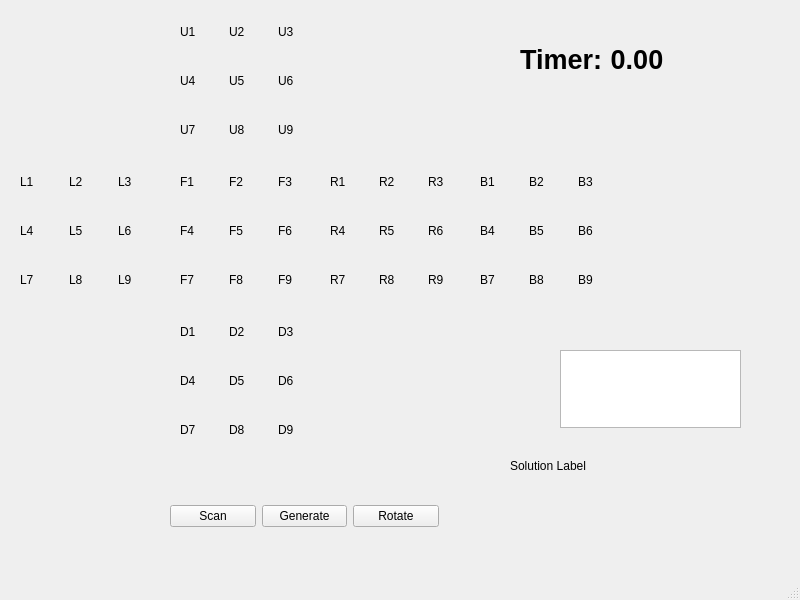
Above: Cube_display/mainwindow.ui from Hzhang11/SeniorDesign before the change. Below: the same form after it.
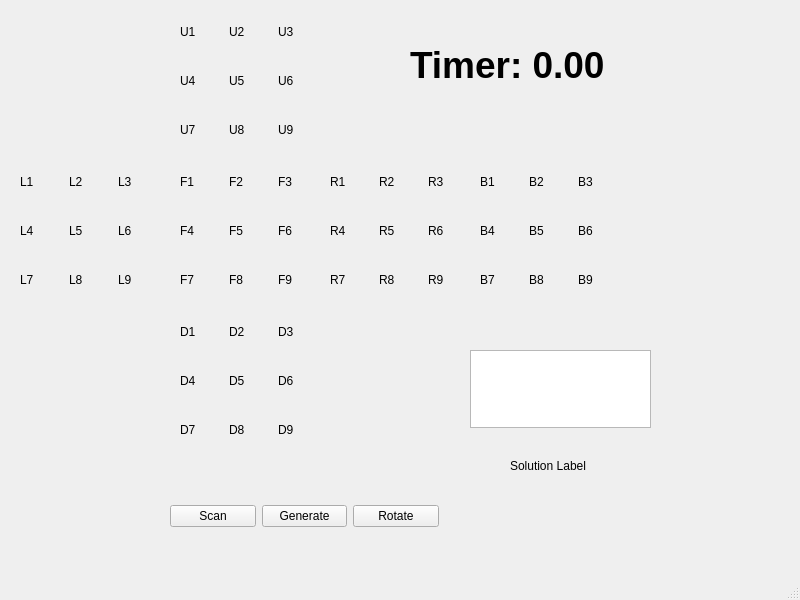
That is the form after the change.

What changed in the file:
```diff
--- a/Cube_display/mainwindow.ui
+++ b/Cube_display/mainwindow.ui
@@ -437,7 +437,7 @@
    <widget class="QTextEdit" name="textEdit">
     <property name="geometry">
      <rect>
-      <x>560</x>
+      <x>470</x>
       <y>350</y>
       <width>181</width>
       <height>78</height>
@@ -1345,24 +1345,24 @@
    <widget class="QWidget" name="">
     <property name="geometry">
      <rect>
-      <x>520</x>
+      <x>410</x>
       <y>40</y>
-      <width>146</width>
-      <height>39</height>
+      <width>198</width>
+      <height>52</height>
      </rect>
     </property>
     <layout class="QHBoxLayout" name="horizontalLayout_2">
      <item>
       <widget class="QLabel" name="label">
        <property name="text">
-        <string>&lt;html&gt;&lt;head/&gt;&lt;body&gt;&lt;p&gt;&lt;span style=&quot; font-size:20pt; font-weight:600;&quot;&gt;Timer:&lt;/span&gt;&lt;/p&gt;&lt;/body&gt;&lt;/html&gt;</string>
+        <string>&lt;html&gt;&lt;head/&gt;&lt;body&gt;&lt;p&gt;&lt;span style=&quot; font-size:28pt; font-weight:600;&quot;&gt;Timer:&lt;/span&gt;&lt;/p&gt;&lt;/body&gt;&lt;/html&gt;</string>
        </property>
       </widget>
      </item>
      <item>
       <widget class="QLabel" name="timerLabel">
        <property name="text">
-        <string>&lt;html&gt;&lt;head/&gt;&lt;body&gt;&lt;p align=&quot;center&quot;&gt;&lt;span style=&quot; font-size:20pt; font-weight:600;&quot;&gt;0.00&lt;/span&gt;&lt;/p&gt;&lt;/body&gt;&lt;/html&gt;</string>
+        <string>&lt;html&gt;&lt;head/&gt;&lt;body&gt;&lt;p align=&quot;center&quot;&gt;&lt;span style=&quot; font-size:28pt; font-weight:600;&quot;&gt;0.00&lt;/span&gt;&lt;/p&gt;&lt;/body&gt;&lt;/html&gt;</string>
        </property>
       </widget>
      </item>
```
